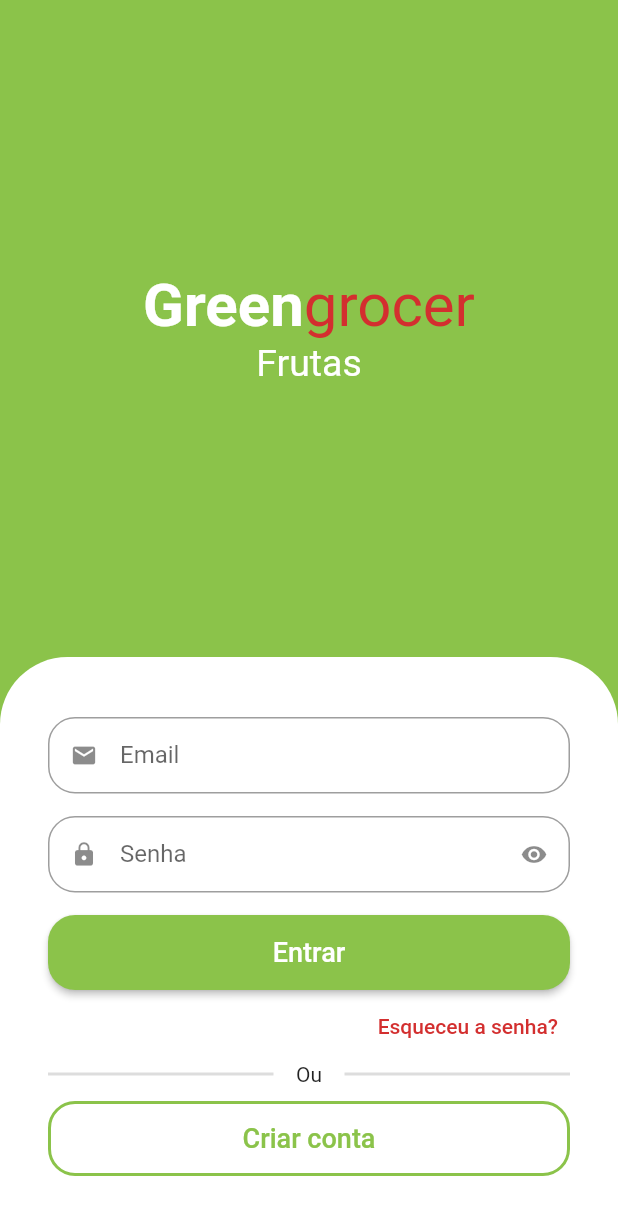
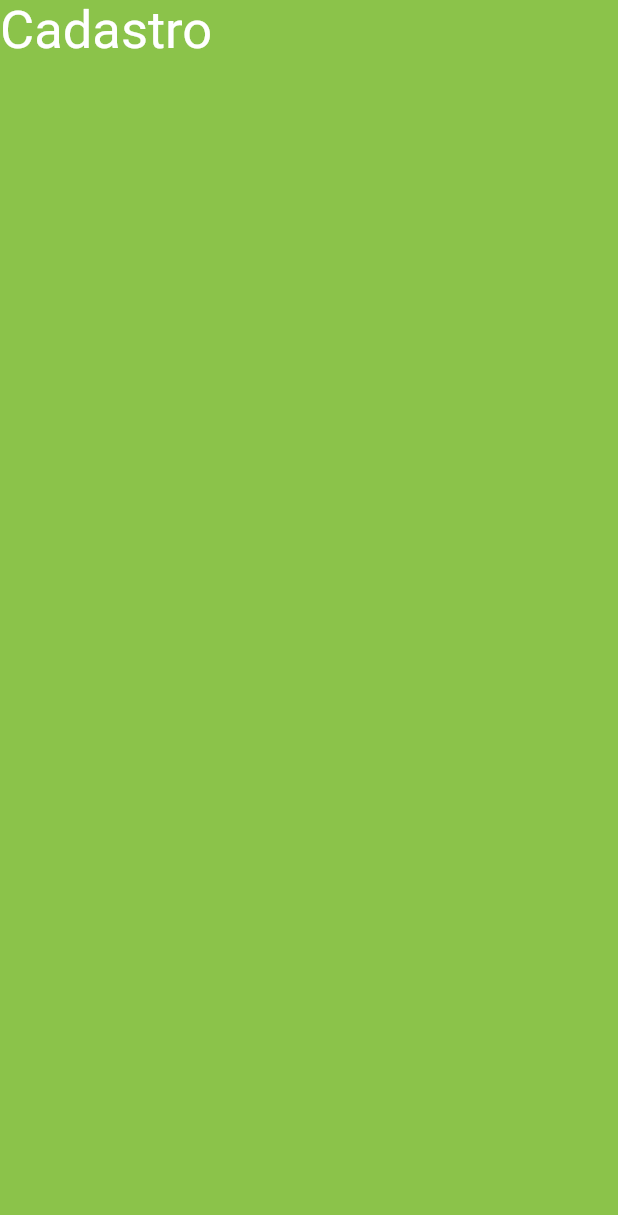
Before and after one commit to Anderson-Andre-P/GreenGrocer, a Flutter app: the screen it shows after launch, after a tap on "Criar conta", on a phone screen of 412 x 824 dp. Shown: the top 1215 px of the screen. Run offline on Flutter 3.47's test engine with Material 2 defaults, Android fonts, the phone set to English and light mode, and no system bars; drawn by our look-alikes of animated_text_kit.

Commit message:
feat: sign up screen

```diff
--- a/lib/main.dart
+++ b/lib/main.dart
@@ -1,5 +1,5 @@
 import 'package:flutter/material.dart';
-import 'package:green_grocer/src/auth/sign-in-screen.dart';
+import 'package:green_grocer/src/auth/sign_in_screen.dart';
 import 'package:green_grocer/src/config/custom_colors.dart';
 
 void main() {
--- a/lib/src/auth/sign-in-screen.dart
+++ b/lib/src/auth/sign_in_screen.dart
@@ -3,6 +3,7 @@ import 'dart:ui';
 import 'package:animated_text_kit/animated_text_kit.dart';
 import 'package:flutter/material.dart';
 import 'package:green_grocer/src/auth/components/custom_text_field.dart';
+import 'package:green_grocer/src/auth/sign_up_screen.dart';
 import 'package:green_grocer/src/config/custom_colors.dart';
 
 class SignInScreen extends StatelessWidget {
@@ -156,7 +157,15 @@ class SignInScreen extends StatelessWidget {
                     SizedBox(
                       height: 50.0,
                       child: OutlinedButton(
-                        onPressed: () {},
+                        onPressed: () {
+                          Navigator.of(context).push(
+                            MaterialPageRoute(
+                              builder: (c) {
+                                return SignUpScreen();
+                              },
+                            ),
+                          );
+                        },
                         style: OutlinedButton.styleFrom(
                           side: BorderSide(
                             width: 2,
--- /dev/null
+++ b/lib/src/auth/sign_up_screen.dart
@@ -0,0 +1,24 @@
+import 'package:flutter/material.dart';
+import 'package:green_grocer/src/config/custom_colors.dart';
+
+class SignUpScreen extends StatelessWidget {
+  const SignUpScreen({super.key});
+
+  @override
+  Widget build(BuildContext context) {
+    return Scaffold(
+      backgroundColor: CustomColors.customSwatchColor,
+      body: Column(
+        children: const [
+          Text(
+            'Cadastro',
+            style: TextStyle(
+              color: Colors.white,
+              fontSize: 35.0,
+            ),
+          ),
+        ],
+      ),
+    );
+  }
+}
```
